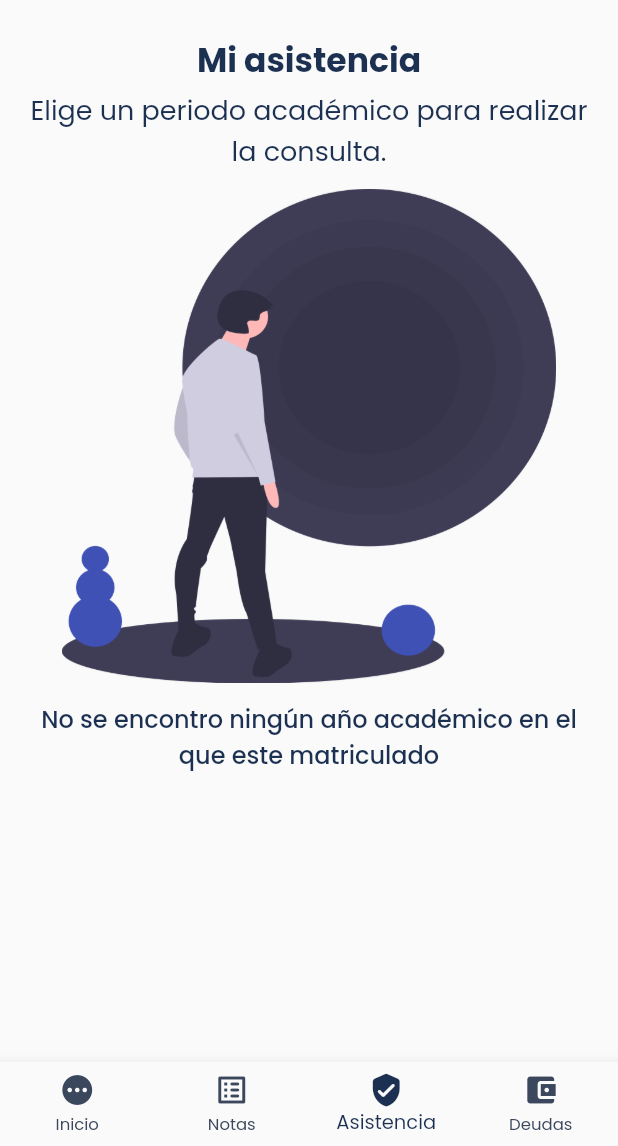
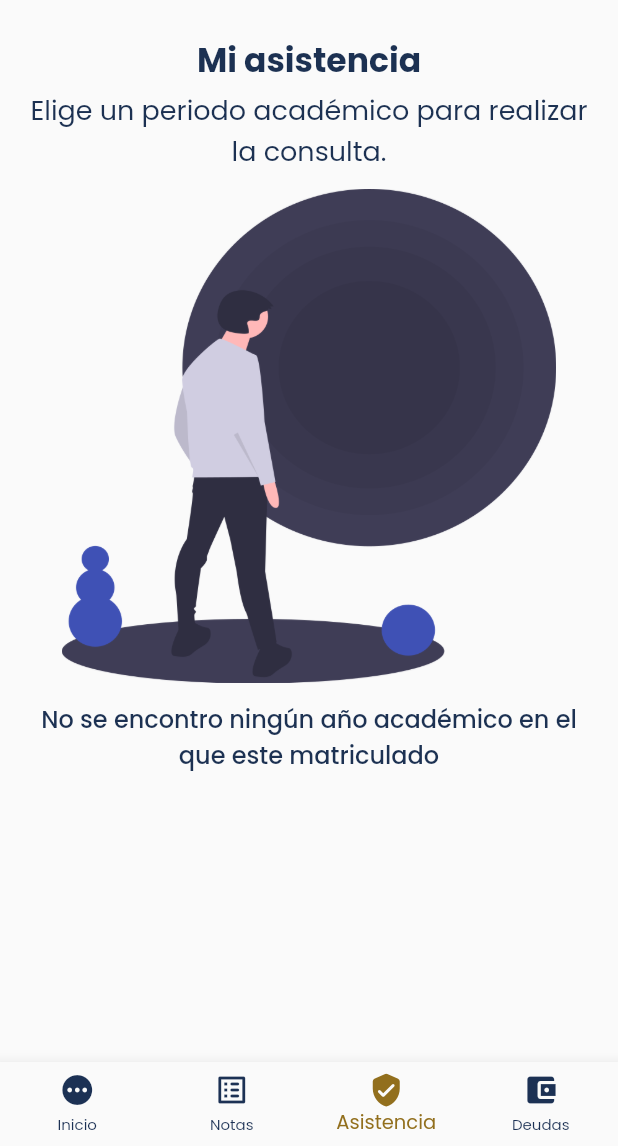
Before and after one commit to RevengeHunter/jhon_hopkins_edu, a Flutter app: the StudentMainPage screen opened directly with empty values, item 3 of the bottom bar chosen, on a phone screen of 412 x 824 dp, the part 90-1236 px from its top. Run offline on Flutter 3.47's test engine with Material 2 defaults, Android fonts, the phone set to English and light mode, and no system bars; our stand-ins replace font_awesome_flutter, google_fonts, google_sign_in, shared_preferences; missing offline and left inert: dart:ffi; accounts and stored records are empty; network calls fail.

Commit message:
feat: changing menu format

```diff
--- a/lib/dominio/Utils/current_enrollment_global.dart
+++ b/lib/dominio/Utils/current_enrollment_global.dart
@@ -34,7 +34,6 @@ class CurrentEnrollmentGlobal {
     _prefs.gradeName = enrollmentCurrentModel.gradeName;
     _prefs.sectionName = enrollmentCurrentModel.sectionName;
     _prefs.roomName = enrollmentCurrentModel.roomName ?? "-";
-    print(_enrollmentCurrentModel.roomName);
     return _enrollmentCurrentModel;
   }
 
--- a/lib/presentation/UI/Modules/Student/Introduction/introduction_page.dart
+++ b/lib/presentation/UI/Modules/Student/Introduction/introduction_page.dart
@@ -126,7 +126,7 @@ class _IntroductionPageState extends State<IntroductionPage> {
                               width: 90,
                               height: 100,
                               decoration: BoxDecoration(
-                                color: kLogin02.withOpacity(0.5),
+                                color: kLogin02.withOpacity(0.3),
                                 borderRadius: BorderRadius.circular(10.0),
                               ),
                               child: Column(
@@ -149,7 +149,7 @@ class _IntroductionPageState extends State<IntroductionPage> {
                               width: 90,
                               height: 100,
                               decoration: BoxDecoration(
-                                color: kLogin02.withOpacity(0.5),
+                                color: kLogin02.withOpacity(0.3),
                                 borderRadius: BorderRadius.circular(10.0),
                               ),
                               child: Column(
@@ -172,7 +172,7 @@ class _IntroductionPageState extends State<IntroductionPage> {
                               width: 90,
                               height: 100,
                               decoration: BoxDecoration(
-                                color: kLogin02.withOpacity(0.5),
+                                color: kLogin02.withOpacity(0.3),
                                 borderRadius: BorderRadius.circular(10.0),
                               ),
                               child: Column(
--- a/lib/presentation/UI/Modules/Student/student_main_page.dart
+++ b/lib/presentation/UI/Modules/Student/student_main_page.dart
@@ -87,10 +87,10 @@ class _StudentMainPageState extends State<StudentMainPage> {
         selectedLabelStyle: const TextStyle(
           fontSize: 13.0,
         ),
-        selectedFontSize: 13.0,
-        unselectedFontSize: 11.0,
-        selectedItemColor: kBrandPrimaryColor,
-        unselectedItemColor: kBrandSecondaryColor,
+        selectedFontSize: 14.0,
+        unselectedFontSize: 10.0,
+        selectedItemColor: kBrandMenuPrimaryColor,
+        unselectedItemColor: kBrandMenuSecondaryColor,
         currentIndex: _currentPage,
         onTap: (int value) {
           _currentPage = value;
@@ -101,7 +101,7 @@ class _StudentMainPageState extends State<StudentMainPage> {
             icon: Icon(
               Icons.pending,
               color:
-                  _currentPage == 0 ? kBrandPrimaryColor : kBrandSecondaryColor,
+                  _currentPage == 0 ? kBrandMenuPrimaryColor : kBrandMenuSecondaryColor,
             ),
             label: "Inicio",
           ),
@@ -109,7 +109,7 @@ class _StudentMainPageState extends State<StudentMainPage> {
             icon: Icon(
               Icons.list_alt_rounded,
               color:
-                  _currentPage == 1 ? kBrandPrimaryColor : kBrandSecondaryColor,
+                  _currentPage == 1 ? kBrandMenuPrimaryColor : kBrandMenuSecondaryColor,
             ),
             label: "Notas",
           ),
@@ -117,7 +117,7 @@ class _StudentMainPageState extends State<StudentMainPage> {
             icon: Icon(
               Icons.verified_user_rounded,
               color:
-                  _currentPage == 2 ? kBrandPrimaryColor : kBrandSecondaryColor,
+                  _currentPage == 2 ? kBrandMenuPrimaryColor : kBrandMenuSecondaryColor,
             ),
             label: "Asistencia",
           ),
@@ -125,7 +125,7 @@ class _StudentMainPageState extends State<StudentMainPage> {
             icon: Icon(
               Icons.account_balance_wallet,
               color:
-                  _currentPage == 3 ? kBrandPrimaryColor : kBrandSecondaryColor,
+                  _currentPage == 3 ? kBrandMenuPrimaryColor : kBrandMenuSecondaryColor,
             ),
             label: "Deudas",
           ),
--- a/lib/presentation/UI/Shared/Constants/colors.dart
+++ b/lib/presentation/UI/Shared/Constants/colors.dart
@@ -7,6 +7,8 @@ const Color kBrandSecondaryColor = Color(0xff3B475C);
 const Color kBrandTertiary = Color(0xffBDC6D3);
 const Color kLogin01 = Color(0xff926F1D);
 const Color kLogin02 = Color(0xffFFFFFF);
+const Color kBrandMenuPrimaryColor = Color(0xff926F1D);
+const Color kBrandMenuSecondaryColor = Color(0xff1C3154);
 
 Map<String, Color> statusColor = {
   "Selected": const Color(0xffee6083),
--- a/lib/presentation/UI/Shared/GeneralWidgets/my_appbar_widget.dart
+++ b/lib/presentation/UI/Shared/GeneralWidgets/my_appbar_widget.dart
@@ -22,7 +22,7 @@ class MyAppBarWidget extends StatelessWidget {
       title: Container(
         width: 152.0,
         height: 50.0,
-        decoration: BoxDecoration(
+        decoration: const BoxDecoration(
           image: DecorationImage(
             image: AssetImage("assets/images/logo-toolbar.png"),
             fit: BoxFit.fill,
```
